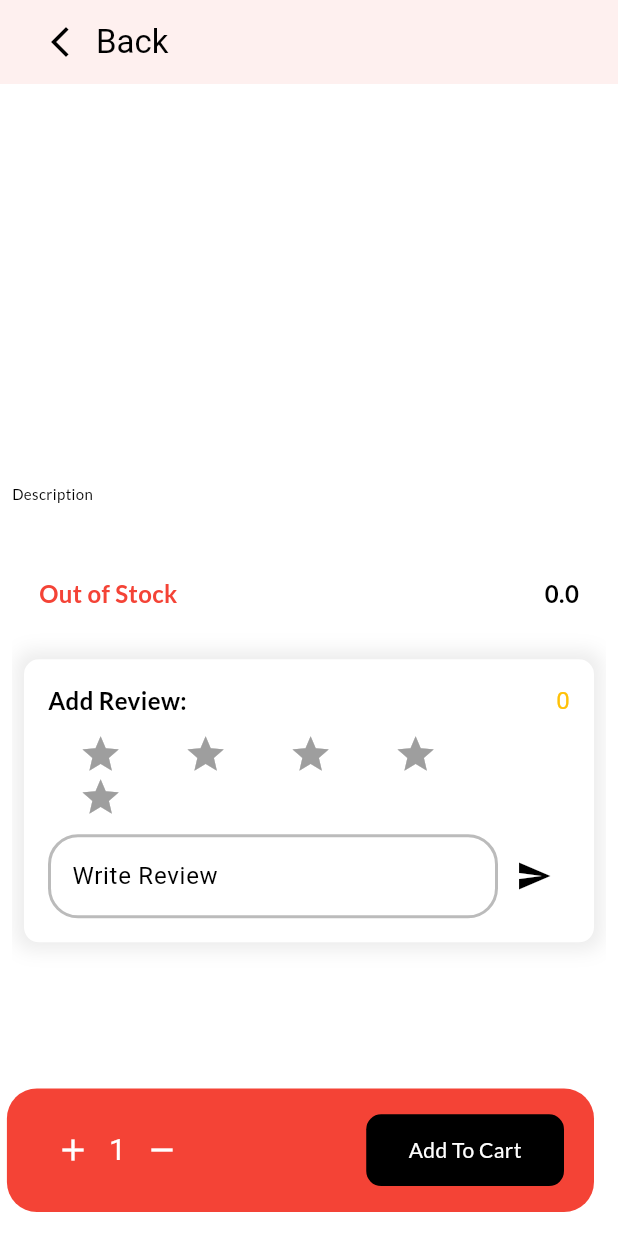
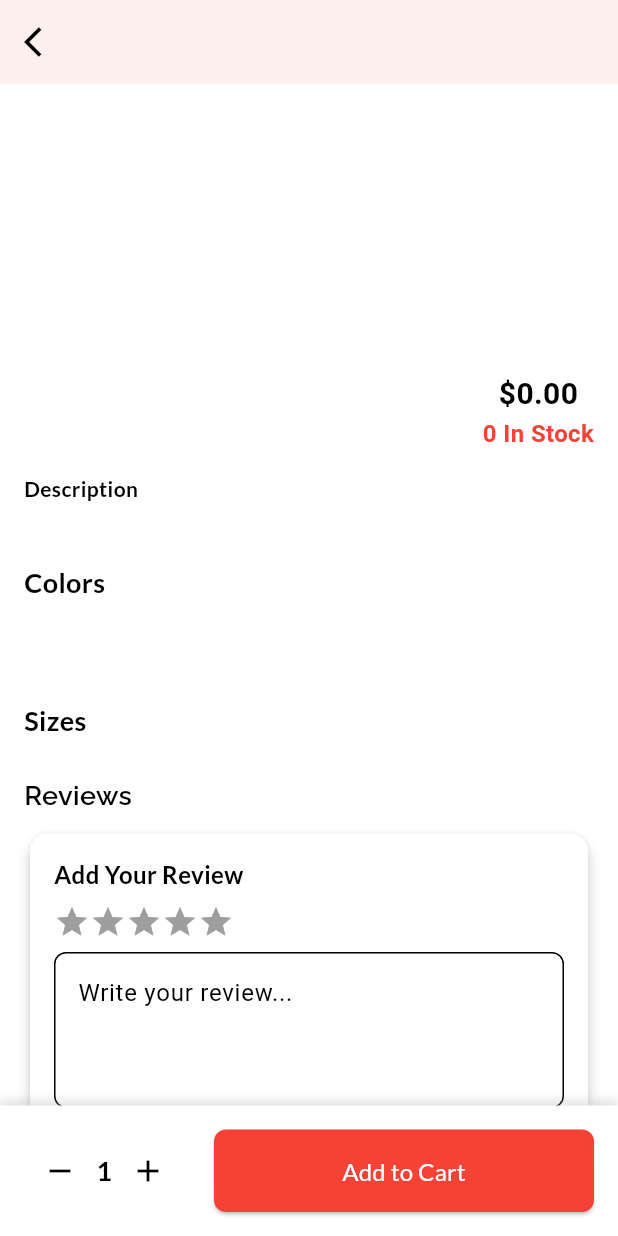
Before and after one commit to anees-dahot/shoper, a Flutter app: the ProductDetail screen opened directly with empty values, scrolled down 120 dp, on a phone screen of 412 x 824 dp. Run offline on Flutter 3.47's test engine with Material 3 defaults, Android fonts, the phone set to English and light mode, and no system bars; drawn by our look-alikes of carousel_slider, flutter_rating_bar; our stand-ins replace badges, fluttertoast, font_awesome_flutter, get, google_fonts, hive and 2 more; missing offline and left inert: cloudinary_public; accounts and stored records are empty; statements that could not run were skipped.

Commit message:
UI fixes

```diff
--- a/lib/features/product detail/provider/product_detail_controller.dart
+++ b/lib/features/product detail/provider/product_detail_controller.dart
@@ -63,8 +63,8 @@ class ProductDetailController extends GetxController {
       required String imageUrl,
       required int quantity,
       required double price,
-      required List<String> colors,
-      required List<int> sizes,
+      required String colors,
+      required int sizes,
       required int sale,
       required String description}) async {
     try {
--- a/lib/features/product detail/screen/product_detail.dart
+++ b/lib/features/product detail/screen/product_detail.dart
@@ -7,7 +7,6 @@ import 'package:shoper/features/product%20detail/services/product_service.dart';
 import 'package:shoper/features/product%20detail/widgets/images_carousel.dart';
 import 'package:shoper/features/product%20detail/widgets/review_card.dart';
 import '../../../model/product.dart';
-import '../widgets/add_review_textfield.dart';
 
 class ProductDetail extends StatefulWidget {
   ProductDetail({super.key, required this.products});
@@ -23,10 +22,12 @@ class ProductDetail extends StatefulWidget {
 
 class _ProductDetailState extends State<ProductDetail> {
   TextEditingController addReview = TextEditingController();
-
   ProductSerivce productSerivce = ProductSerivce();
   ProductDetailController productDetailController =
       Get.put(ProductDetailController());
+
+  String? selectedColor;
+  String? selectedSize;
 
   @override
   void dispose() {
@@ -47,183 +48,19 @@ class _ProductDetailState extends State<ProductDetail> {
 
     return Scaffold(
       appBar: AppBar(
-        title: Row(
-          children: [
-            IconButton(
+        title: Text(widget.products.name!, style: GoogleFonts.lato(fontWeight: FontWeight.bold)),
+        leading: IconButton(
+          icon: const Icon(Icons.arrow_back_ios),
           onPressed: () => Navigator.of(context).pop(),
-                icon: const Icon(Icons.arrow_back_ios_new_outlined)),
-            const Text('Back')
-          ],
-        ),
-        automaticallyImplyLeading: false,
-      ),
-      floatingActionButton: Align(
-        alignment: Alignment.bottomRight,
-        child: Container(
-          padding: const EdgeInsets.symmetric(horizontal: 20),
-          width: width * 0.95,
-          height: height * 0.1,
-          decoration: BoxDecoration(
-              color: Colors.red, borderRadius: BorderRadius.circular(20)),
-          child: Row(
-            mainAxisAlignment: MainAxisAlignment.spaceBetween,
-            children: [
-              SizedBox(
-                height: MediaQuery.of(context).size.height * 0.058,
-                width: MediaQuery.of(context).size.width * 0.32,
-                child: Row(
-                  children: [
-                    IconButton(
-                        onPressed: () {
-                          widget.quantity++;
-                          setState(() {});
-                        },
-                        icon: const Icon(
-                          Icons.add,
-                          color: Colors.white,
-                        )),
-                    Text(
-                      widget.quantity.toString(),
-                      style: const TextStyle(color: Colors.white, fontSize: 20),
-                    ),
-                    IconButton(
-                        onPressed: () {
-                          if (widget.quantity > 0) {
-                            widget.quantity--;
-                            setState(() {});
-                          }
-                        },
-                        icon: const Icon(
-                          Icons.remove,
-                          color: Colors.white,
-                        ))
-                  ],
         ),
       ),
-              Obx(() => productDetailController.isAddingToCart.value
-                  ? const Center(
-                      child: CircularProgressIndicator(
-                        color: Colors.black,
-                      ),
-                    )
-                  : GestureDetector(
-                      onTap: () {
-                        var image = widget.products.images!.first;
-                        productDetailController.addToCart(
-                            productName: widget.products.name!,
-                            productId: widget.products.id!,
-                            imageUrl: image,
-                            quantity: widget.quantity,
-                            price: widget.products.price!,
-                            description: widget.products.description!,
-                            colors: [],
-                            sizes: [],
-                            sale: widget.products.sale!);
-                      },
-                      child: Container(
-                        alignment: Alignment.center,
-                        height: MediaQuery.of(context).size.height * 0.058,
-                        width: MediaQuery.of(context).size.width * 0.32,
-                        decoration: BoxDecoration(
-                            color: Colors.black,
-                            borderRadius: BorderRadius.circular(10)),
-                        child: Text('Add To Cart',
-                            style: GoogleFonts.lato(
-                              textStyle: const TextStyle(
-                                  color: Colors.white, fontSize: 14),
-                            )),
-                      ),
-                    ))
-            ],
-          ),
-        ),
-      ),
-      body: Padding(
-        padding: const EdgeInsets.all(8.0),
-        child: SingleChildScrollView(
+      body: SingleChildScrollView(
         child: Column(
           crossAxisAlignment: CrossAxisAlignment.start,
           children: [
-              ImageCarousel(
-                imageUrls: widget.products.images!,
-              ),
-              SizedBox(
-                height: height * 0.03,
-              ),
-              Text(
-                widget.products.name!,
-                style: GoogleFonts.lato(
-                    textStyle: const TextStyle(
-                        fontSize: 22, fontWeight: FontWeight.w700)),
-              ),
-              SizedBox(
-                height: height * 0.03,
-              ),
-              Text(
-                'Description',
-                style:
-                    GoogleFonts.lato(textStyle: const TextStyle(fontSize: 10)),
-              ),
-              Text(
-                widget.products.description!,
-                style: GoogleFonts.lato(
-                    textStyle: const TextStyle(
-                        fontSize: 16, fontWeight: FontWeight.w500)),
-              ),
-              SizedBox(
-                height: height * 0.03,
-              ),
+            ImageCarousel(imageUrls: widget.products.images!),
             Padding(
-                padding: const EdgeInsets.symmetric(horizontal: 18.0),
-                child: Row(
-                  mainAxisAlignment: MainAxisAlignment.spaceBetween,
-                  children: [
-                    widget.products.quantity == 0
-                        ? Text(
-                            'Out of Stock',
-                            style: GoogleFonts.lato(
-                                textStyle: const TextStyle(
-                                    fontSize: 16,
-                                    fontWeight: FontWeight.w600,
-                                    color: Colors.red)),
-                          )
-                        : Text(
-                            '${widget.products.quantity.toString()} in Stock ',
-                            style: GoogleFonts.lato(
-                                textStyle: const TextStyle(
-                                    fontSize: 16,
-                                    fontWeight: FontWeight.w600,
-                                    color: Colors.green)),
-                          ),
-                    Text(
-                      widget.products.price.toString(),
-                      style: GoogleFonts.lato(
-                          textStyle: const TextStyle(
-                        fontSize: 16,
-                        fontWeight: FontWeight.w600,
-                      )),
-                    ),
-                  ],
-                ),
-              ),
-              SizedBox(
-                height: height * 0.03,
-              ),
-              Padding(
-                padding: const EdgeInsets.all(8.0),
-                child: Container(
               padding: const EdgeInsets.all(16.0),
-                  decoration: BoxDecoration(
-                    color: Colors.white,
-                    borderRadius: BorderRadius.circular(10.0),
-                    boxShadow: [
-                      BoxShadow(
-                        color: Colors.grey.withOpacity(0.2),
-                        blurRadius: 10.0,
-                        spreadRadius: 5.0,
-                      ),
-                    ],
-                  ),
               child: Column(
                 crossAxisAlignment: CrossAxisAlignment.start,
                 children: [
@@ -231,35 +68,138 @@ class _ProductDetailState extends State<ProductDetail> {
                     mainAxisAlignment: MainAxisAlignment.spaceBetween,
                     children: [
                       Text(
-                            'Add Review:',
-                            style: GoogleFonts.lato(
-                                textStyle: const TextStyle(
-                              fontSize: 16,
-                              fontWeight: FontWeight.w600,
-                            )),
+                    widget.products.name!,
+                    style: GoogleFonts.lato(fontSize: 26, fontWeight: FontWeight.bold),
+                  ),
+                  const SizedBox(height: 8),
+                 Column(
+                  children: [
+                     Text(
+                    '\$${widget.products.price!.toStringAsFixed(2)}',
+                    style: GoogleFonts.roboto(fontSize: 20, fontWeight: FontWeight.w600, ),
                   ),
                    Text(
-                            widget.rating
-                                .toString(), // Display rating with one decimal
-                            style: const TextStyle(
-                              fontSize: 16.0,
-                              color: Colors.amber,
+                    '${widget.products.quantity!} In Stock',
+                    style: GoogleFonts.roboto(fontSize: 16, fontWeight: FontWeight.w600, color: widget.products.quantity! == 0 ? Colors.red : Colors.green),
+                  ),
+                  ],
+                 )
+                    ],
+                  ),
+                  const SizedBox(height: 16),
+                  Text(
+                    'Description',
+                    style: GoogleFonts.lato(fontSize: 14, fontWeight: FontWeight.w600),
+                  ),
+                  Text(
+                    widget.products.description!,
+                    style: GoogleFonts.lato(fontSize: 16),
+                  ),
+                  const SizedBox(height: 16),
+                  Text(
+                    'Colors',
+                    style: GoogleFonts.lato(fontSize: 18, fontWeight: FontWeight.w600),
+                  ),
+                  SizedBox(
+                    height: 50,
+                    child: ListView.builder(
+                      scrollDirection: Axis.horizontal,
+                      itemCount: widget.products.colors?.length ?? 0,
+                      itemBuilder: (context, index) {
+                        final color = widget.products.colors![index];
+                        return GestureDetector(
+                          onTap: () {
+                            setState(() {
+                              selectedColor = color;
+                            });
+                          },
+                          child: Container(
+                            margin: const EdgeInsets.only(right: 10),
+                            width: 40,
+                            height: 40,
+                            decoration: BoxDecoration(
+                              color: Color(int.parse('0xff${color}')),
+                              shape: BoxShape.circle,
+                              border: selectedColor == color
+                                  ? Border.all(color: Colors.black, width: 2)
+                                  : null,
+                            ),
+                          ),
+                        );
+                      },
+                    ),
+                  ),
+                  const SizedBox(height: 16),
+                  Text(
+                    'Sizes',
+                    style: GoogleFonts.lato(fontSize: 18, fontWeight: FontWeight.w600),
+                  ),
+                  Wrap(
+                    spacing: 10,
+                    children: widget.products.sizes!.map((size) {
+                      return GestureDetector(
+                        onTap: () {
+                          setState(() {
+                            selectedSize = size.toString();
+                          });
+                        },
+                        child: Container(
+                          padding: const EdgeInsets.symmetric(horizontal: 16, vertical: 8),
+                          decoration: BoxDecoration(
+                            color: selectedSize == size.toString() ? Colors.black : Colors.white,
+                            borderRadius: BorderRadius.circular(20),
+                            border: Border.all(color: Colors.black),
+                          ),
+                          child: Text(
+                            size.toString(),
+                            style: GoogleFonts.lato(
+                              color: selectedSize == size.toString() ? Colors.white : Colors.black,
+                            ),
+                          ),
+                        ),
+                      );
+                    }).toList(),
+                  ),
+                  const SizedBox(height: 24),
+                  Text(
+                    'Reviews',
+                    style: GoogleFonts.raleway(fontSize: 18, fontWeight: FontWeight.w600),
+                  ),
+                  const SizedBox(height: 8),
+                  _buildReviewInput(),
+                  const SizedBox(height: 16),
+                  _buildReviewList(),
+                ],
               ),
             ),
           ],
         ),
-                      const SizedBox(height: 10.0),
+      ),
+      bottomNavigationBar: _buildBottomBar(context),
+    );
+  }
+
+  Widget _buildReviewInput() {
+    return Card(
+      elevation: 4,
+      shape: RoundedRectangleBorder(borderRadius: BorderRadius.circular(12)),
+      child: Padding(
+        padding: const EdgeInsets.all(16.0),
+        child: Column(
+          crossAxisAlignment: CrossAxisAlignment.start,
+          children: [
+            Text(
+              'Add Your Review',
+              style: GoogleFonts.lato(fontSize: 16, fontWeight: FontWeight.w600),
+            ),
+            const SizedBox(height: 8),
             RatingBar.builder(
               initialRating: widget.rating.toDouble(),
               minRating: 1,
               direction: Axis.horizontal,
               allowHalfRating: true,
               itemCount: 5,
-                        itemPadding: EdgeInsets.symmetric(
-                            horizontal: width *
-                                0.05), // Adjust padding based on screen size
-                        itemSize: width *
-                            0.07, // Adjust star size based on screen size
+              itemSize: 24,
               itemBuilder: (context, _) => const Icon(
                 Icons.star,
                 color: Colors.amber,
@@ -268,65 +208,151 @@ class _ProductDetailState extends State<ProductDetail> {
                 setState(() {
                   widget.rating = newRating.toInt();
                 });
-                          print(widget.rating);
               },
             ),
-                      const SizedBox(height: 10.0),
-                      Row(
-                        children: [
-                          AddReviewTextField(
-                              hintText: 'Write Review', controller: addReview),
-                          IconButton(
-                              onPressed: () {
-                                productSerivce
-                                    .postReview(
-                                        context: context,
-                                        review: addReview.text,
-                                        time: '23323',
-                                        stars: widget.rating,
-                                        productId:
-                                            widget.products.id.toString())
-                                    .then((val) {
-                                  addReview.clear();
-                                  setState(() {
-                                    productDetailController
-                                        .getReviews(widget.products.id!);
-                                    widget.rating = 0;
-                                  });
-                                });
-                              },
-                              icon: const Icon(Icons.send))
-                        ],
-                      ) // Assuming you have an AddReviewTextField widget
-                    ],
+            const SizedBox(height: 8),
+            TextField(
+              controller: addReview,
+              decoration: InputDecoration(
+                hintText: 'Write your review...',
+                border: OutlineInputBorder(
+                  borderRadius: BorderRadius.circular(8),
+                ),
+              ),
+              maxLines: 3,
+            ),
+            const SizedBox(height: 8),
+            ElevatedButton(
+              onPressed: _submitReview,
+              child: Text('Submit Review', style: GoogleFonts.lato(textStyle: TextStyle(color: Colors.white))),
+              style: ElevatedButton.styleFrom(
+                backgroundColor: Colors.red,
+                shape: RoundedRectangleBorder(
+                  borderRadius: BorderRadius.circular(8),
                 ),
               ),
             ),
-              Obx(
-                () => productDetailController.isLoading.value
-                    ? const Center(
-                        child: CircularProgressIndicator(),
-                      )
-                    : Visibility(
-                        visible: productDetailController.reviews.isNotEmpty,
-                        child: Column(
-                          children: [
-                            for (final review
-                                in productDetailController.reviews)
-                              ReviewCard(
-                                  user: review.user,
-                                  content: review.review,
-                                  stars: review.stars),
           ],
-                        )),
-              ),
-              const SizedBox(
-                height: 180,
-              )
-            ],
-          ),
         ),
       ),
     );
   }
+
+  Widget _buildReviewList() {
+    return Obx(
+      () => productDetailController.isLoading.value
+          ? const Center(child: CircularProgressIndicator())
+          : Column(
+              children: productDetailController.reviews
+                  .map((review) => ReviewCard(
+                        user: review.user,
+                        content: review.review,
+                        stars: review.stars,
+                      ))
+                  .toList(),
+            ),
+    );
   }
+
+  Widget _buildBottomBar(BuildContext context) {
+    return Container(
+      padding: const EdgeInsets.all(16),
+      decoration: BoxDecoration(
+        color: Colors.white,
+        boxShadow: [
+          BoxShadow(
+            color: Colors.grey.withOpacity(0.3),
+            spreadRadius: 1,
+            blurRadius: 5,
+            offset: const Offset(0, -3),
+          ),
+        ],
+      ),
+      child: Row(
+        children: [
+          Expanded(
+            child: Row(
+              children: [
+                IconButton(
+                  icon: const Icon(Icons.remove),
+                  onPressed: () {
+                    if (widget.quantity > 1) {
+                      setState(() {
+                        widget.quantity--;
+                      });
+                    }
+                  },
+                ),
+                Text(
+                  widget.quantity.toString(),
+                  style: GoogleFonts.lato(fontSize: 18, fontWeight: FontWeight.bold),
+                ),
+                IconButton(
+                  icon: const Icon(Icons.add),
+                  onPressed: () {
+                    setState(() {
+                      widget.quantity++;
+                    });
+                  },
+                ),
+              ],
+            ),
+          ),
+          Expanded(
+            flex: 2,
+            child: ElevatedButton(
+              onPressed: _addToCart,
+              child: Text('Add to Cart', style: GoogleFonts.lato(fontSize: 16,textStyle: TextStyle(color: Colors.white))),
+              style: ElevatedButton.styleFrom(
+                backgroundColor: Colors.red,
+                padding: const EdgeInsets.symmetric(vertical: 16),
+                shape: RoundedRectangleBorder(
+                  borderRadius: BorderRadius.circular(8),
+                ),
+              ),
+            ),
+          ),
+        ],
+      ),
+    );
+  }
+
+  void _submitReview() {
+    if (addReview.text.isNotEmpty) {
+      productSerivce.postReview(
+        context: context,
+        review: addReview.text,
+        time: DateTime.now().toString(),
+        stars: widget.rating,
+        productId: widget.products.id.toString(),
+      ).then((_) {
+        addReview.clear();
+        setState(() {
+          productDetailController.getReviews(widget.products.id!);
+          widget.rating = 0;
+        });
+      });
+    }
+  }
+
+  void _addToCart() {
+    if (selectedColor == null || selectedSize == null) {
+      ScaffoldMessenger.of(context).showSnackBar(
+        const SnackBar(content: Text('Please select color and size')),
+      );
+      return;
+    }
+
+    productDetailController.addToCart(
+      productName: widget.products.name!,
+      productId: widget.products.id!,
+      imageUrl: widget.products.images!.first,
+      quantity: widget.quantity,
+      price: widget.products.price!,
+      description: widget.products.description!,
+      colors: selectedColor!,
+      sizes: int.parse(selectedSize!),
+      sale: widget.products.sale!,
+    );
+  }
+}
--- a/lib/features/product detail/services/product_service.dart
+++ b/lib/features/product detail/services/product_service.dart
@@ -54,8 +54,8 @@ class ProductSerivce {
     required int quantity,
     required double originalPrice,
     required String description,
-   required List<String> colors,
-   required List<int> sizes,
+   required String colors,
+   required int sizes,
     int? salePercentage, // New parameter for sale percentage
   }) async {
     final user = userBox.values.first;
--- a/lib/model/cart.dart
+++ b/lib/model/cart.dart
@@ -10,8 +10,8 @@ class CartModel extends HiveObject {
   final int quantity;
   double price;
   final String description;
-  final List<String>? colors;
-  final List<int>? sizes;
+  final String? colors;
+  final int? sizes;
 
   CartModel({
     required this.user,
@@ -48,8 +48,8 @@ class CartModel extends HiveObject {
       quantity: map['quantity'] ?? 0,
       price: (map['price'] as num?)?.toDouble() ?? 0.0,
       description: map['description'] ?? '',
-      colors: List<String>.from(map['colors'] ?? []), // Convert colors to list
-      sizes: List<int>.from(map['sizes'] ?? []), // Convert sizes to list
+      colors: map['colors'] ?? [], // Convert colors to list
+      sizes: map['sizes'] ?? [], // Convert sizes to list
     );
   }
 
@@ -66,8 +66,8 @@ class CartModel extends HiveObject {
     int? quantity,
     double? price,
     String? description,
-    List<String>? colors,
-    List<int>? sizes,
+    String? colors,
+    int? sizes,
   }) {
     return CartModel(
       user: user ?? this.user,
--- a/lib/utils.dart
+++ b/lib/utils.dart
@@ -7,7 +7,7 @@ var userBox = Hive.box<UserModel>('user');
 // wishlist_box.dart
 final wishlistBox = Hive.box<ProductModel>('wishlistBox');
 
- const baseUrl = 'http://192.168.8.102:3000';
+ const baseUrl = 'http://192.168.8.101:3000';
 
 // cart_box.dart
 // final cartBox = Hive.box<ProductModel>('cartBox');
```
Lines whose indentation alone changed are shown as unchanged.
